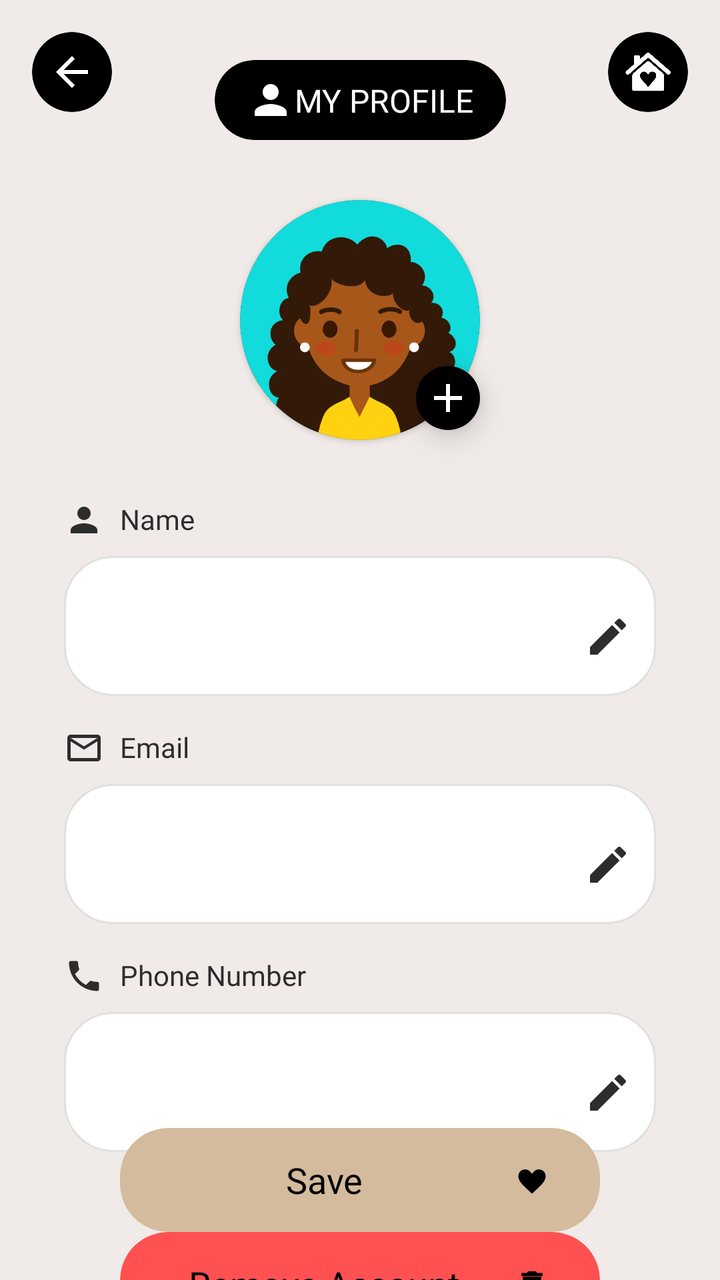
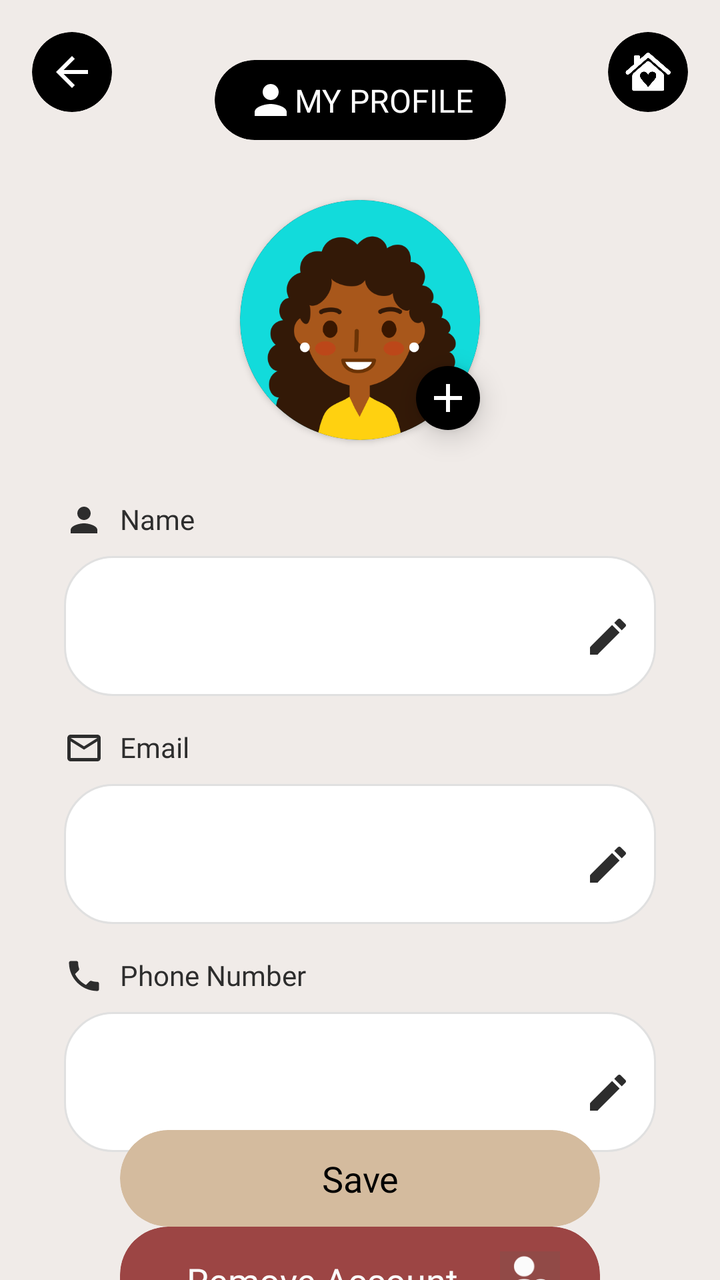

Two renders of the same Android screen: before a commit and after it. Below are the layout's source before the change and the commit's diff.
<!-- AndroidManifest.xml: application theme Theme.SafeHer -->
<!-- res/layout/fragment_profile.xml -->
<?xml version="1.0" encoding="utf-8"?>
<androidx.constraintlayout.widget.ConstraintLayout
    xmlns:android="http://schemas.android.com/apk/res/android"
    xmlns:app="http://schemas.android.com/apk/res-auto"
    xmlns:tools="http://schemas.android.com/tools"
    android:id="@+id/profileRoot"
    android:layout_width="match_parent"
    android:layout_height="match_parent"
    android:background="@color/cream_background">

    
    <androidx.cardview.widget.CardView
        android:id="@+id/backButtonCard"
        android:layout_width="40dp"
        android:layout_height="40dp"
        android:layout_marginStart="16dp"
        android:layout_marginTop="16dp"
        app:cardBackgroundColor="#000000"
        app:cardCornerRadius="20dp"
        app:cardElevation="0dp"
        app:layout_constraintStart_toStartOf="parent"
        app:layout_constraintTop_toTopOf="parent">
        <ImageView
            android:id="@+id/backButton"
            android:layout_width="24dp"
            android:layout_height="24dp"
            android:layout_gravity="center"
            android:contentDescription="Back"
            android:src="@drawable/ic_back"
            app:tint="#FFFFFF" />
    </androidx.cardview.widget.CardView>

    
    <androidx.cardview.widget.CardView
        android:id="@+id/homeButtonCard"
        android:layout_width="40dp"
        android:layout_height="40dp"
        android:layout_marginTop="16dp"
        android:layout_marginEnd="16dp"
        app:cardBackgroundColor="#000000"
        app:cardCornerRadius="20dp"
        app:cardElevation="0dp"
        app:layout_constraintEnd_toEndOf="parent"
        app:layout_constraintTop_toTopOf="parent">
        <ImageView
            android:id="@+id/homeButton"
            android:layout_width="24dp"
            android:layout_height="24dp"
            android:layout_gravity="center"
            android:contentDescription="Home"
            android:src="@drawable/ic_home"
            app:tint="#FFFFFF" />
    </androidx.cardview.widget.CardView>

    
    <androidx.cardview.widget.CardView
        android:id="@+id/profileTitleCard"
        android:layout_width="wrap_content"
        android:layout_height="wrap_content"
        android:layout_marginTop="30dp"
        app:cardBackgroundColor="#000000"
        app:cardCornerRadius="20dp"
        app:cardElevation="0dp"
        app:layout_constraintStart_toStartOf="parent"
        app:layout_constraintEnd_toEndOf="parent"
        app:layout_constraintTop_toTopOf="parent">
        <androidx.constraintlayout.widget.ConstraintLayout
            android:layout_width="wrap_content"
            android:layout_height="wrap_content"
            android:paddingHorizontal="16dp"
            android:paddingVertical="8dp">

            <ImageView
                android:id="@+id/profileIcon"
                android:layout_width="24dp"
                android:layout_height="24dp"
                android:layout_marginEnd="8dp"
                android:src="@drawable/ic_profile"
                app:tint="#FFFFFF"
                app:layout_constraintStart_toStartOf="parent"
                app:layout_constraintTop_toTopOf="parent"
                app:layout_constraintBottom_toBottomOf="parent"/>

            <TextView
                android:id="@+id/profileTitle"
                android:layout_width="wrap_content"
                android:layout_height="wrap_content"
                android:fontFamily="@font/poppins_medium"
                android:text="MY PROFILE"
                android:textColor="#FFFFFF"
                android:textSize="16sp"
                app:layout_constraintStart_toEndOf="@id/profileIcon"
                app:layout_constraintTop_toTopOf="parent"
                app:layout_constraintBottom_toBottomOf="parent"/>
        </androidx.constraintlayout.widget.ConstraintLayout>
    </androidx.cardview.widget.CardView>

    
    <androidx.cardview.widget.CardView
        android:id="@+id/cvProfile"
        android:layout_width="120dp"
        android:layout_height="120dp"
        android:layout_marginTop="30dp"
        app:cardCornerRadius="80dp"
        app:cardElevation="2dp"
        app:layout_constraintTop_toBottomOf="@id/profileTitleCard"
        app:layout_constraintStart_toStartOf="parent"
        app:layout_constraintEnd_toEndOf="parent">
        <androidx.appcompat.widget.AppCompatImageView
            android:id="@+id/ivProfile"
            android:layout_width="match_parent"
            android:layout_height="match_parent"
            android:scaleType="centerCrop"
            android:src="@drawable/profile"/>
    </androidx.cardview.widget.CardView>

    <androidx.appcompat.widget.AppCompatImageButton
        android:id="@+id/btnAddPhoto"
        android:layout_width="32dp"
        android:layout_height="32dp"
        android:background="@drawable/circle_background"
        android:src="@drawable/ic_add"
        android:tint="#FFFFFF"
        android:padding="4dp"
        android:elevation="8dp"
        android:contentDescription="Add profile photo"
        app:layout_constraintEnd_toEndOf="@id/cvProfile"
        app:layout_constraintBottom_toBottomOf="@id/cvProfile"
        android:translationY="-5dp"/>

    
    <LinearLayout
        android:id="@+id/form_fields_container"
        android:layout_width="match_parent"
        android:layout_height="wrap_content"
        android:orientation="vertical"
        android:layout_marginTop="30dp"
        android:layout_marginHorizontal="32dp"
        app:layout_constraintTop_toBottomOf="@id/cvProfile">

        
        <LinearLayout
            android:layout_width="match_parent"
            android:layout_height="wrap_content"
            android:orientation="vertical"
            android:layout_marginBottom="16dp">
            <LinearLayout
                android:layout_width="wrap_content"
                android:layout_height="wrap_content"
                android:orientation="horizontal"
                android:layout_marginBottom="8dp">
                <ImageView
                    android:layout_width="20dp"
                    android:layout_height="20dp"
                    android:src="@drawable/ic_person"
                    app:tint="#2D2D2D"/>
                <TextView
                    android:layout_width="wrap_content"
                    android:layout_height="wrap_content"
                    android:layout_marginStart="8dp"
                    android:fontFamily="@font/poppins_medium"
                    android:text="Name"
                    android:textColor="#2D2D2D"
                    android:textSize="14sp"/>
            </LinearLayout>
            <com.google.android.material.textfield.TextInputLayout
                android:id="@+id/nameInputLayout"
                style="@style/Widget.MaterialComponents.TextInputLayout.OutlinedBox"
                android:layout_width="match_parent"
                android:layout_height="wrap_content"
                android:background="@drawable/rounded_edittext_bg"
                app:boxBackgroundMode="none"
                app:endIconDrawable="@drawable/ic_edit"
                app:endIconMode="custom"
                app:endIconTint="#2D2D2D">
                <com.google.android.material.textfield.TextInputEditText
                    android:id="@+id/nameEditText"
                    android:layout_width="match_parent"
                    android:layout_height="59dp"
                    android:background="@null"
                    android:fontFamily="@font/poppins_regular"
                    android:inputType="textPersonName"
                    android:paddingHorizontal="16dp"
                    android:textColor="#2D2D2D"
                    android:textSize="14sp"/>
            </com.google.android.material.textfield.TextInputLayout>
        </LinearLayout>

        
        <LinearLayout
            android:layout_width="match_parent"
            android:layout_height="wrap_content"
            android:orientation="vertical"
            android:layout_marginBottom="16dp">
            <LinearLayout
                android:layout_width="wrap_content"
                android:layout_height="wrap_content"
                android:orientation="horizontal"
                android:layout_marginBottom="8dp">
                <ImageView
                    android:layout_width="20dp"
                    android:layout_height="20dp"
                    android:src="@drawable/ic_email"
                    app:tint="#2D2D2D"/>
                <TextView
                    android:layout_width="wrap_content"
                    android:layout_height="wrap_content"
                    android:layout_marginStart="8dp"
                    android:fontFamily="@font/poppins_medium"
                    android:text="Email"
                    android:textColor="#2D2D2D"
                    android:textSize="14sp"/>
            </LinearLayout>
            <com.google.android.material.textfield.TextInputLayout
                android:id="@+id/emailInputLayout"
                style="@style/Widget.MaterialComponents.TextInputLayout.OutlinedBox"
                android:layout_width="match_parent"
                android:layout_height="wrap_content"
                android:background="@drawable/rounded_edittext_bg"
                app:boxBackgroundMode="none"
                app:endIconDrawable="@drawable/ic_edit"
                app:endIconMode="custom"
                app:endIconTint="#2D2D2D">
                <com.google.android.material.textfield.TextInputEditText
                    android:id="@+id/emailEditText"
                    android:layout_width="match_parent"
                    android:layout_height="59dp"
                    android:background="@null"
                    android:fontFamily="@font/poppins_regular"
                    android:inputType="textEmailAddress"
                    android:paddingHorizontal="16dp"
                    android:textColor="#2D2D2D"
                    android:textSize="14sp"/>
            </com.google.android.material.textfield.TextInputLayout>
        </LinearLayout>

        
        <LinearLayout
            android:layout_width="match_parent"
            android:layout_height="wrap_content"
            android:orientation="vertical"
            android:layout_marginBottom="16dp">
            <LinearLayout
                android:layout_width="wrap_content"
                android:layout_height="wrap_content"
                android:orientation="horizontal"
                android:layout_marginBottom="8dp">
                <ImageView
                    android:layout_width="20dp"
                    android:layout_height="20dp"
                    android:src="@drawable/ic_phone"
                    app:tint="#2D2D2D"/>
                <TextView
                    android:layout_width="wrap_content"
                    android:layout_height="wrap_content"
                    android:layout_marginStart="8dp"
                    android:fontFamily="@font/poppins_medium"
                    android:text="Phone Number"
                    android:textColor="#2D2D2D"
                    android:textSize="14sp"/>
            </LinearLayout>
            <com.google.android.material.textfield.TextInputLayout
                android:id="@+id/phoneInputLayout"
                style="@style/Widget.MaterialComponents.TextInputLayout.OutlinedBox"
                android:layout_width="match_parent"
                android:layout_height="wrap_content"
                android:background="@drawable/rounded_edittext_bg"
                app:boxBackgroundMode="none"
                app:endIconDrawable="@drawable/ic_edit"
                app:endIconMode="custom"
                app:endIconTint="#2D2D2D">
                <com.google.android.material.textfield.TextInputEditText
                    android:id="@+id/phoneEditText"
                    android:layout_width="match_parent"
                    android:layout_height="59dp"
                    android:background="@null"
                    android:fontFamily="@font/poppins_regular"
                    android:inputType="phone"
                    android:paddingHorizontal="16dp"
                    android:textColor="#2D2D2D"
                    android:textSize="14sp"/>
            </com.google.android.material.textfield.TextInputLayout>
        </LinearLayout>
    </LinearLayout>

    
    <androidx.cardview.widget.CardView
        android:id="@+id/saveButton"
        android:layout_width="0dp"
        android:layout_height="wrap_content"
        android:layout_marginHorizontal="60dp"
        app:cardBackgroundColor="@color/button_gold"
        app:cardCornerRadius="24dp"
        app:cardElevation="0dp"
        app:layout_constraintStart_toStartOf="parent"
        app:layout_constraintEnd_toEndOf="parent"
        app:layout_constraintTop_toBottomOf="@id/form_fields_container"
        app:layout_constraintBottom_toTopOf="@id/removeButton">
        <LinearLayout
            android:layout_width="match_parent"
            android:layout_height="wrap_content"
            android:gravity="center"
            android:orientation="horizontal"
            android:padding="12dp"
            tools:ignore="UseCompoundDrawables">
            <TextView
                android:layout_width="0dp"
                android:layout_height="wrap_content"
                android:layout_weight="1"
                android:fontFamily="@font/poppins_semibold"
                android:gravity="center"
                android:text="Save"
                android:textColor="@color/black"
                android:textSize="18sp" />
            <ImageView
                android:layout_width="28dp"
                android:layout_height="28dp"
                android:layout_marginEnd="8dp"
                android:src="@drawable/ic_heart"
                tools:ignore="ContentDescription" />
        </LinearLayout>
    </androidx.cardview.widget.CardView>

    
    <androidx.cardview.widget.CardView
        android:id="@+id/removeButton"
        android:layout_width="0dp"
        android:layout_height="wrap_content"
        android:layout_marginHorizontal="60dp"
        app:cardBackgroundColor="#FF5151"
        app:cardCornerRadius="24dp"
        app:cardElevation="0dp"
        app:layout_constraintBottom_toBottomOf="parent"
        app:layout_constraintEnd_toEndOf="parent"
        app:layout_constraintStart_toStartOf="parent"
        app:layout_constraintTop_toBottomOf="@+id/saveButton">

        <LinearLayout
            android:layout_width="match_parent"
            android:layout_height="wrap_content"
            android:gravity="center"
            android:orientation="horizontal"
            android:padding="12dp"
            tools:ignore="UseCompoundDrawables">

            <TextView
                android:layout_width="0dp"
                android:layout_height="wrap_content"
                android:layout_weight="1"
                android:fontFamily="@font/poppins_semibold"
                android:gravity="center"
                android:text="Remove Account"
                android:textColor="@color/black"
                android:textSize="18sp" />

            <ImageView
                android:layout_width="28dp"
                android:layout_height="28dp"
                android:layout_marginEnd="8dp"
                android:src="@drawable/ic_delete"
                tools:ignore="ContentDescription" />
        </LinearLayout>
    </androidx.cardview.widget.CardView>


</androidx.constraintlayout.widget.ConstraintLayout>
<!-- resources referenced by this layout -->
<resources>
  <color name="black">#FF000000</color>
  <color name="button_gold">#d4bb9e</color>
  <color name="cream_background">#f0ebe8</color>
  <!-- drawable circle_background (drawable) -->
  <?xml version="1.0" encoding="utf-8"?>
  <shape xmlns:android="http://schemas.android.com/apk/res/android"
      android:shape="oval">
      <solid android:color="@color/black"/>
  
  
  </shape>
  <!-- drawable ic_add (drawable) -->
  <?xml version="1.0" encoding="utf-8"?>
  <vector xmlns:android="http://schemas.android.com/apk/res/android"
      android:width="24dp"
      android:height="24dp"
      android:viewportWidth="24"
      android:viewportHeight="24"
      >
      <path
          android:fillColor="@android:color/white"
          android:pathData="M19,13h-6v6h-2v-6H5v-2h6V5h2v6h6v2z"/>
  </vector>
  <!-- drawable ic_back (drawable) -->
  <?xml version="1.0" encoding="utf-8"?>
  <vector xmlns:android="http://schemas.android.com/apk/res/android"
      android:width="24dp"
      android:height="24dp"
      android:viewportWidth="24"
      android:viewportHeight="24">
      <path
          android:fillColor="#000000"
          android:pathData="M20,11H7.83l5.59,-5.59L12,4l-8,8 8,8 1.41,-1.41L7.83,13H20v-2z"/>
  </vector>
  <!-- drawable ic_delete (drawable) -->
  <?xml version="1.0" encoding="utf-8"?>
  <vector xmlns:android="http://schemas.android.com/apk/res/android"
      android:width="40dp"
      android:height="40dp"
      android:viewportWidth="48"
      android:viewportHeight="48">
      <path
          android:pathData="M24,24m-20,0a20,20 0,1 1,40 0a20,20 0,1 1,-40 0" />
  
      <group
          android:pivotX="24"
          android:pivotY="24"
          android:translateX="0"
          android:translateY="0.5">
          <path
              android:fillColor="@color/black"
              android:pathData="M17.5,32c0,0.7 0.6,1.3 1.3,1.3h10.4c0.7,0 1.3,-0.6 1.3,-1.3L32,17h-16l1.5,15zM33,14h-4.5l-1.3,-1.3h-6.4l-1.3,1.3H15v2.6h18V14z" />
      </group>
  </vector>
  <!-- drawable ic_heart (drawable) -->
  <?xml version="1.0" encoding="utf-8"?>
  <vector xmlns:android="http://schemas.android.com/apk/res/android"
      android:width="40dp"
      android:height="40dp"
      android:viewportWidth="48"
      android:viewportHeight="48">
      <path
          android:pathData="M24,24m-20,0a20,20 0,1 1,40 0a20,20 0,1 1,-40 0" />
      <group
          android:pivotX="24"
          android:pivotY="24"
          android:scaleX="1.3"
          android:scaleY="1.3">
          <path
              android:fillColor="@color/black"
              android:pathData="M24,33l-1.63,-1.49C18.1,27.58 15,24.84 15,21.5 15,18.83 17.08,17 19.5,17c1.28,0 2.51,0.59 3.31,1.52L24,19.77l1.19,-1.25C26,17.59 27.22,17 28.5,17 30.92,17 33,18.83 33,21.5c0,3.34 -3.1,6.08 -7.37,10.01L24,33z" />
      </group>
  </vector>
  <!-- drawable ic_profile (drawable) -->
  <vector xmlns:android="http://schemas.android.com/apk/res/android" android:height="24dp" android:tint="#000000" android:viewportHeight="24" android:viewportWidth="24" android:width="24dp">
        
      <path android:fillColor="@android:color/white" android:pathData="M12,12c2.21,0 4,-1.79 4,-4s-1.79,-4 -4,-4 -4,1.79 -4,4 1.79,4 4,4zM12,14c-2.67,0 -8,1.34 -8,4v2h16v-2c0,-2.66 -5.33,-4 -8,-4z"/>
      
  </vector>
  <!-- drawable rounded_edittext_bg (drawable) -->
  <?xml version="1.0" encoding="utf-8"?>
  <shape xmlns:android="http://schemas.android.com/apk/res/android">
      <solid android:color="#FFFFFF" />
      <corners android:radius="24dp" />
      <stroke android:width="1dp" android:color="#E0E0E0" />
  </shape>
  <style name="Theme.SafeHer" parent="Base.Theme.SafeHer" />
  <style name="Base.Theme.SafeHer" parent="Theme.MaterialComponents.NoActionBar">
          
          
      </style>
  <!-- unchanged entries left out for length: 6 -->
</resources>

<!-- the commit's change to res/layout/fragment_profile.xml (unified diff, before → after) -->
@@ -312,12 +312,6 @@
                 android:text="Save"
                 android:textColor="@color/black"
                 android:textSize="18sp" />
-            <ImageView
-                android:layout_width="28dp"
-                android:layout_height="28dp"
-                android:layout_marginEnd="8dp"
-                android:src="@drawable/ic_heart"
-                tools:ignore="ContentDescription" />
         </LinearLayout>
     </androidx.cardview.widget.CardView>
 
@@ -327,7 +321,7 @@
         android:layout_width="0dp"
         android:layout_height="wrap_content"
         android:layout_marginHorizontal="60dp"
-        app:cardBackgroundColor="#FF5151"
+        app:cardBackgroundColor="@color/red_background"
         app:cardCornerRadius="24dp"
         app:cardElevation="0dp"
         app:layout_constraintBottom_toBottomOf="parent"
@@ -350,14 +344,14 @@
                 android:fontFamily="@font/poppins_semibold"
                 android:gravity="center"
                 android:text="Remove Account"
-                android:textColor="@color/black"
+                android:textColor="@color/white"
                 android:textSize="18sp" />
 
             <ImageView
-                android:layout_width="28dp"
-                android:layout_height="28dp"
+                android:layout_width="30dp"
+                android:layout_height="30dp"
                 android:layout_marginEnd="8dp"
-                android:src="@drawable/ic_delete"
+                android:src="@drawable/ic_remove"
                 tools:ignore="ContentDescription" />
         </LinearLayout>
     </androidx.cardview.widget.CardView>
<!-- resource entries referenced after the edit -->
@@ -3,6 +3,8 @@
   <color name="black">#FF000000</color>
   <color name="button_gold">#d4bb9e</color>
   <color name="cream_background">#f0ebe8</color>
+  <color name="red_background">#9c4544</color>
+  <color name="white">#FBFBFB</color>
   <!-- drawable circle_background (drawable) -->
   <?xml version="1.0" encoding="utf-8"?>
   <shape xmlns:android="http://schemas.android.com/apk/res/android"
@@ -34,51 +36,13 @@
           android:fillColor="#000000"
           android:pathData="M20,11H7.83l5.59,-5.59L12,4l-8,8 8,8 1.41,-1.41L7.83,13H20v-2z"/>
   </vector>
-  <!-- drawable ic_delete (drawable) -->
-  <?xml version="1.0" encoding="utf-8"?>
-  <vector xmlns:android="http://schemas.android.com/apk/res/android"
-      android:width="40dp"
-      android:height="40dp"
-      android:viewportWidth="48"
-      android:viewportHeight="48">
-      <path
-          android:pathData="M24,24m-20,0a20,20 0,1 1,40 0a20,20 0,1 1,-40 0" />
-  
-      <group
-          android:pivotX="24"
-          android:pivotY="24"
-          android:translateX="0"
-          android:translateY="0.5">
-          <path
-              android:fillColor="@color/black"
-              android:pathData="M17.5,32c0,0.7 0.6,1.3 1.3,1.3h10.4c0.7,0 1.3,-0.6 1.3,-1.3L32,17h-16l1.5,15zM33,14h-4.5l-1.3,-1.3h-6.4l-1.3,1.3H15v2.6h18V14z" />
-      </group>
-  </vector>
-  <!-- drawable ic_heart (drawable) -->
-  <?xml version="1.0" encoding="utf-8"?>
-  <vector xmlns:android="http://schemas.android.com/apk/res/android"
-      android:width="40dp"
-      android:height="40dp"
-      android:viewportWidth="48"
-      android:viewportHeight="48">
-      <path
-          android:pathData="M24,24m-20,0a20,20 0,1 1,40 0a20,20 0,1 1,-40 0" />
-      <group
-          android:pivotX="24"
-          android:pivotY="24"
-          android:scaleX="1.3"
-          android:scaleY="1.3">
-          <path
-              android:fillColor="@color/black"
-              android:pathData="M24,33l-1.63,-1.49C18.1,27.58 15,24.84 15,21.5 15,18.83 17.08,17 19.5,17c1.28,0 2.51,0.59 3.31,1.52L24,19.77l1.19,-1.25C26,17.59 27.22,17 28.5,17 30.92,17 33,18.83 33,21.5c0,3.34 -3.1,6.08 -7.37,10.01L24,33z" />
-      </group>
-  </vector>
   <!-- drawable ic_profile (drawable) -->
   <vector xmlns:android="http://schemas.android.com/apk/res/android" android:height="24dp" android:tint="#000000" android:viewportHeight="24" android:viewportWidth="24" android:width="24dp">
         
       <path android:fillColor="@android:color/white" android:pathData="M12,12c2.21,0 4,-1.79 4,-4s-1.79,-4 -4,-4 -4,1.79 -4,4 1.79,4 4,4zM12,14c-2.67,0 -8,1.34 -8,4v2h16v-2c0,-2.66 -5.33,-4 -8,-4z"/>
       
   </vector>
+  <!-- drawable ic_remove: png bitmap (drawable, 8453 bytes) -->
   <!-- drawable rounded_edittext_bg (drawable) -->
   <?xml version="1.0" encoding="utf-8"?>
   <shape xmlns:android="http://schemas.android.com/apk/res/android">
